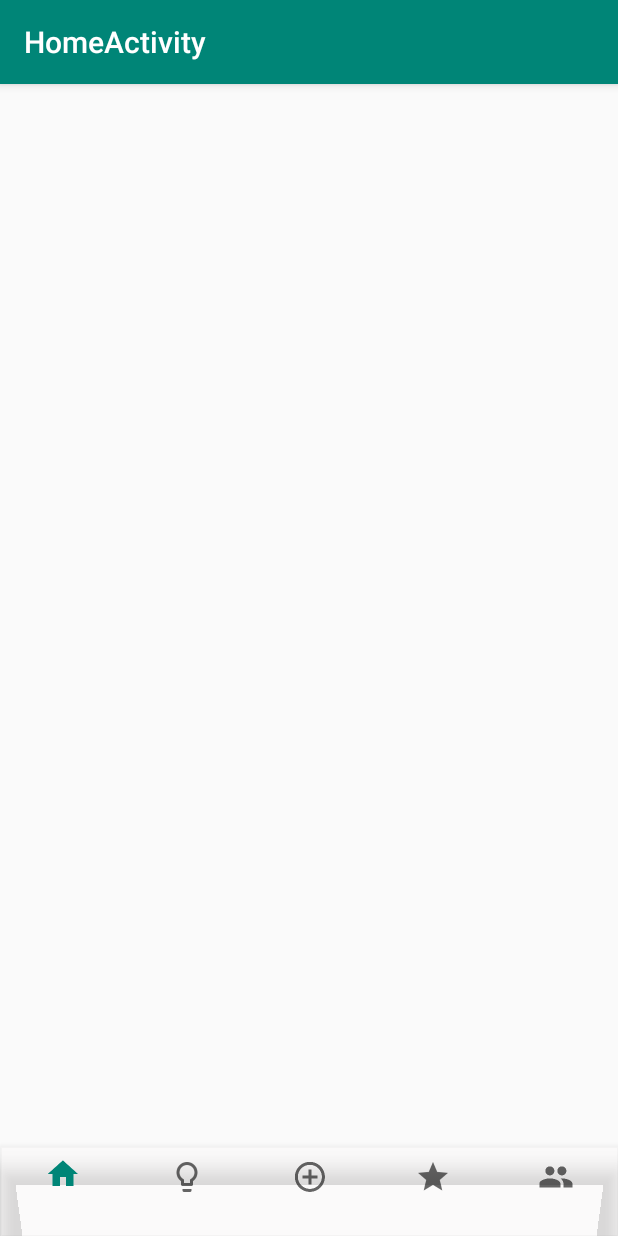
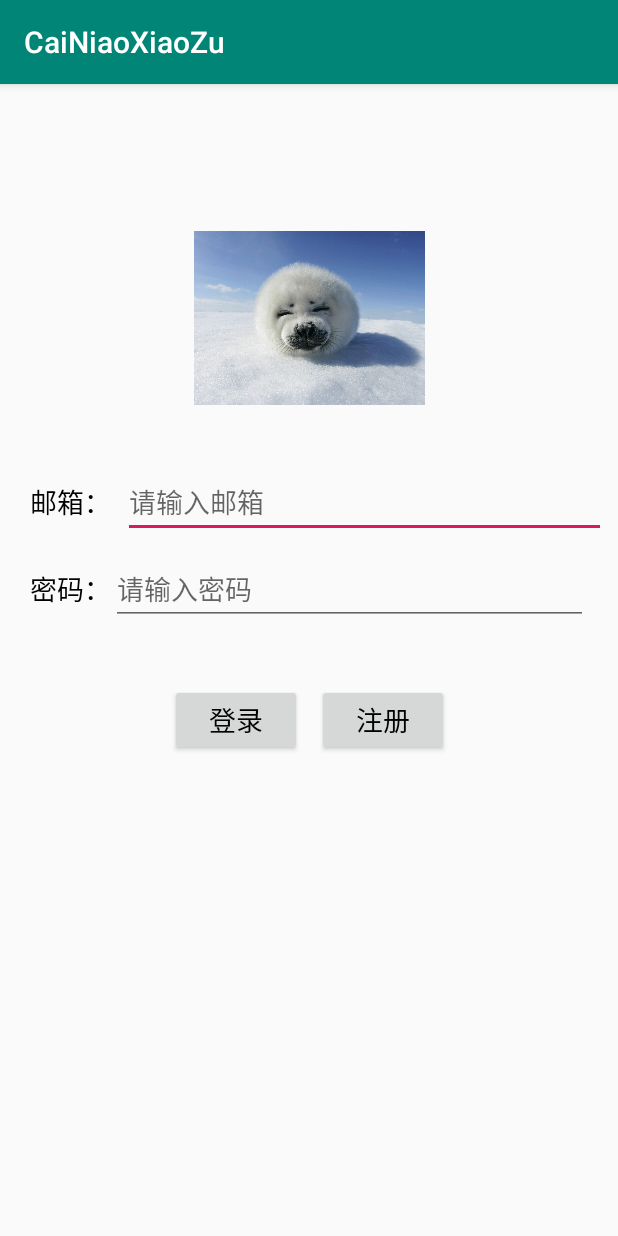
Before and after one commit to timelytest/hackathon, an Android app: the screen it shows after launch (HomeActivity before the commit, LoginActivity after it), on a phone screen of 412 x 824 dp. Run offline under Robolectric (Android 15) with nearby library versions, the phone set to English and light mode, and no system bars.

Commit message:
搜索，登录

```diff
--- a/android/cainiaoxiaozu/app/build.gradle
+++ b/android/cainiaoxiaozu/app/build.gradle
@@ -27,6 +27,7 @@ dependencies {
     implementation 'com.android.support:appcompat-v7:28.0.0'//与picasso冲突，可以忽视
     implementation 'com.android.support.constraint:constraint-layout:1.1.3'
     implementation 'com.android.support:design:28.0.0'
+    implementation 'android.arch.lifecycle:extensions:1.1.1'
     testImplementation 'junit:junit:4.12'
     androidTestImplementation 'com.android.support.test:runner:1.0.2'
     androidTestImplementation 'com.android.support.test.espresso:espresso-core:3.0.2'
--- /dev/null
+++ b/android/cainiaoxiaozu/app/src/main/java/com/example/cainiaoxiaozu/ui/activity/login/LoginActivity.java
@@ -0,0 +1,42 @@
+package com.example.cainiaoxiaozu.ui.activity.login;
+
+import android.support.v7.app.AppCompatActivity;
+import android.os.Bundle;
+import android.view.View;
+import android.widget.Button;
+import android.widget.TextView;
+
+import com.example.cainiaoxiaozu.R;
+import com.example.cainiaoxiaozu.util.http.HttpUtil;
+import com.example.cainiaoxiaozu.util.http.command.login.LoginCommand;
+import com.example.cainiaoxiaozu.util.http.services.LoginService;
+
+public class LoginActivity extends AppCompatActivity {
+
+    private TextView mTextViewEmail;
+    private TextView mTextViewPassword;
+    private Button mButtonLogin;
+    private Button mButtonRegister;
+
+    @Override
+    protected void onCreate(Bundle savedInstanceState) {
+        super.onCreate(savedInstanceState);
+        setContentView(R.layout.activity_login);
+
+        mTextViewEmail = (TextView) findViewById(R.id.text_useremail);
+        mTextViewPassword = (TextView) findViewById(R.id.text_userpwd);
+        mButtonLogin = (Button)findViewById(R.id.button_login);
+        mButtonRegister = (Button) findViewById(R.id.button_register);
+
+
+
+        mButtonLogin.setOnClickListener(new View.OnClickListener() {
+            @Override
+            public void onClick(View v) {
+                LoginService loginService = (LoginService) HttpUtil.getService(LoginService.class);
+                HttpUtil.dealCall((loginService.login(mTextViewEmail.getText().toString(), mTextViewPassword.getText().toString())), new LoginCommand(LoginActivity.this));
+            }
+        });
+
+    }
+}
--- a/android/cainiaoxiaozu/app/src/main/java/com/example/cainiaoxiaozu/util/http/services/LoginService.java
+++ b/android/cainiaoxiaozu/app/src/main/java/com/example/cainiaoxiaozu/util/http/services/LoginService.java
@@ -4,6 +4,7 @@ import okhttp3.ResponseBody;
 import retrofit2.Call;
 import retrofit2.http.GET;
 import retrofit2.http.POST;
+import retrofit2.http.Query;
 
 public interface LoginService {
     /**
@@ -11,7 +12,7 @@ public interface LoginService {
      * @return Call<ResponseBody>
      */
     @POST("/user/login")
-    Call<ResponseBody> login();
+    Call<ResponseBody> login(@Query("email") String email, @Query("password") String password);
 
     /**
      * 接口必须定义其返回值为Call<ResponseBody>
--- /dev/null
+++ b/android/cainiaoxiaozu/app/src/main/res/layout/activity_commend.xml
@@ -0,0 +1,4 @@
+<FrameLayout android:id="@+id/fragment_container"
+    xmlns:android="http://schemas.android.com/apk/res/android"
+    android:layout_width="match_parent"
+    android:layout_height="match_parent" />
--- /dev/null
+++ b/android/cainiaoxiaozu/app/src/main/res/layout/activity_login.xml
@@ -0,0 +1,122 @@
+<?xml version="1.0" encoding="utf-8"?>
+<android.support.constraint.ConstraintLayout xmlns:android="http://schemas.android.com/apk/res/android"
+    xmlns:app="http://schemas.android.com/apk/res-auto"
+    xmlns:tools="http://schemas.android.com/tools"
+    android:layout_width="match_parent"
+    android:layout_height="match_parent"
+    tools:context=".ui.activity.login.LoginActivity">
+
+    <TextView
+        android:id="@+id/title"
+        android:layout_width="wrap_content"
+        android:layout_height="wrap_content"
+        android:text=""
+        android:textSize="20sp"
+        app:layout_constraintTop_toTopOf="parent"
+        android:layout_marginTop="20dp"
+        app:layout_constraintRight_toRightOf="parent"
+        app:layout_constraintLeft_toLeftOf="parent"/>
+
+    <ImageView
+        android:id="@+id/icon"
+        android:layout_width="154dp"
+        android:layout_height="177dp"
+        android:layout_marginTop="20dp"
+        app:layout_constraintLeft_toLeftOf="parent"
+        app:layout_constraintRight_toRightOf="parent"
+        app:layout_constraintTop_toBottomOf="@+id/title"
+        app:srcCompat="@drawable/test1" />
+
+    <TextView
+        android:id="@+id/user_email"
+        android:layout_width="wrap_content"
+        android:layout_height="wrap_content"
+        android:layout_marginLeft="20dp"
+        android:layout_marginTop="20dp"
+        android:text="邮箱："
+        android:textColor="#000000"
+        android:textSize="18sp"
+        app:layout_constraintLeft_toLeftOf="parent"
+        app:layout_constraintTop_toBottomOf="@id/icon" />
+
+    <TextView
+        android:id="@+id/user_pwd"
+        android:text="密码："
+        android:textColor="#000000"
+        android:textSize="18sp"
+        android:layout_width="wrap_content"
+        android:layout_height="wrap_content"
+        app:layout_constraintLeft_toLeftOf="parent"
+        android:layout_marginLeft="20dp"
+        app:layout_constraintTop_toBottomOf="@id/text_useremail"
+        android:layout_marginTop="20dp"/>
+
+    <EditText
+        android:id="@+id/text_useremail"
+        android:layout_height="wrap_content"
+        android:layout_marginStart="8dp"
+        android:layout_marginEnd="8dp"
+        android:hint="请输入邮箱"
+        android:layout_width="0dp"
+        android:paddingTop="0dp"
+        android:textColor="#000000"
+        android:textSize="18sp"
+        app:layout_constraintEnd_toEndOf="parent"
+        app:layout_constraintLeft_toRightOf="@id/user_email"
+        app:layout_constraintStart_toEndOf="@+id/user_email"
+        app:layout_constraintTop_toTopOf="@id/user_email" />
+
+    <EditText
+        android:id="@+id/text_userpwd"
+        android:hint="请输入密码"
+        android:textColor="#000000"
+        android:textSize="18sp"
+        android:paddingTop="0dp"
+        android:layout_width="0dp"
+        android:layout_height="wrap_content"
+        app:layout_constraintTop_toTopOf="@id/user_pwd"
+        app:layout_constraintLeft_toRightOf="@+id/user_pwd"
+        app:layout_constraintRight_toRightOf="parent"
+        android:layout_marginRight="20dp" />
+
+    <RadioGroup
+        android:id="@+id/radioButton"
+        android:orientation="horizontal"
+        android:layout_width="wrap_content"
+        android:layout_height="wrap_content"
+        app:layout_constraintLeft_toLeftOf="parent"
+        app:layout_constraintRight_toRightOf="parent"
+        app:layout_constraintTop_toBottomOf="@id/user_pwd"
+        android:layout_marginTop="30dp"/>
+
+    <View
+        android:id="@+id/button_box"
+        android:layout_height="50dp"
+        android:layout_width="185dp"
+        app:layout_constraintTop_toBottomOf="@id/radioButton"
+        android:layout_marginTop="20dp"
+        app:layout_constraintLeft_toLeftOf="parent"
+        app:layout_constraintRight_toRightOf="parent"/>
+
+    <Button
+        android:id="@+id/button_login"
+        android:text="登录"
+        android:textColor="#000000"
+        android:textSize="18sp"
+        android:layout_width="wrap_content"
+        android:layout_height="wrap_content"
+        app:layout_constraintLeft_toLeftOf="@id/button_box"
+        app:layout_constraintTop_toTopOf="@id/button_box" />
+
+    <Button
+        android:id="@+id/button_register"
+        android:text="注册"
+        android:textColor="#000000"
+        android:textSize="18sp"
+        android:layout_width="wrap_content"
+        android:layout_height="wrap_content"
+        app:layout_constraintLeft_toRightOf="@id/button_login"
+        android:layout_marginLeft="10dp"
+        app:layout_constraintTop_toTopOf="@id/button_box"/>
+
+</android.support.constraint.ConstraintLayout>
--- a/android/cainiaoxiaozu/app/src/main/res/values/strings.xml
+++ b/android/cainiaoxiaozu/app/src/main/res/values/strings.xml
@@ -6,4 +6,7 @@
     <string name="title_add"></string>
     <string name="title_zone"></string>
     <string name="title_me"></string>
+
+    <!-- TODO: Remove or change this placeholder text -->
+    <string name="hello_blank_fragment">Hello blank fragment</string>
 </resources>
```
Also changed, not shown: android/cainiaoxiaozu/app/src/main/AndroidManifest.xml (+6 -6 lines), android/cainiaoxiaozu/app/src/main/java/com/example/cainiaoxiaozu/ui/activity/commend/CommendActivity.java (added, +24 -0 lines), android/cainiaoxiaozu/app/src/main/java/com/example/cainiaoxiaozu/ui/activity/commend/CommendListFragment.java (added, +13 -0 lines), android/cainiaoxiaozu/app/src/main/java/com/example/cainiaoxiaozu/ui/activity/commend/SingleFragmentActivity.java (added, +29 -0 lines), android/cainiaoxiaozu/app/src/main/java/com/example/cainiaoxiaozu/ui/activity/question/QuestionListActivity.java (added, +19 -0 lines), android/cainiaoxiaozu/app/src/main/java/com/example/cainiaoxiaozu/ui/activity/search/SearchActivity.java (added, +80 -0 lines), android/cainiaoxiaozu/app/src/main/java/com/example/cainiaoxiaozu/ui/activity/welcome/WelcomeActivity.java (deleted, +0 -33 lines), android/cainiaoxiaozu/app/src/main/java/com/example/cainiaoxiaozu/util/http/command/login/LoginCommand.java (+15 -0 lines), android/cainiaoxiaozu/app/src/main/res/layout/activity_question_list.xml (added, +9 -0 lines), android/cainiaoxiaozu/app/src/main/res/layout/activity_search.xml (added, +29 -0 lines), android/cainiaoxiaozu/app/src/main/res/layout/item_recommendview.xml (added, +61 -0 lines), android/cainiaoxiaozu/app/src/main/res/layout/item_searchview.xml (added, +21 -0 lines), android/cainiaoxiaozu/app/src/main/res/drawable/test1.jpg (added).
